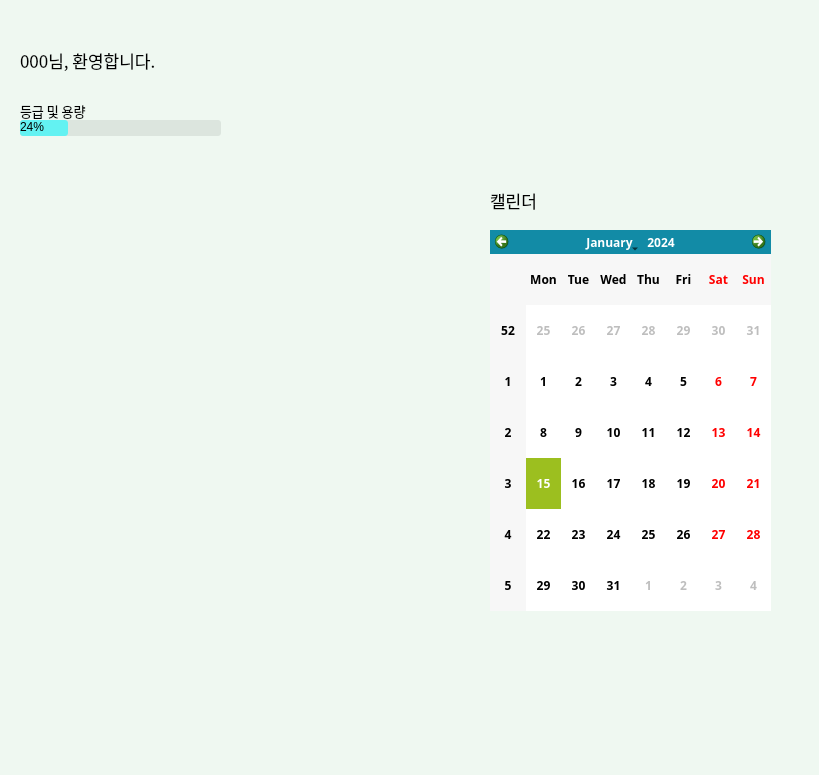
Above: YOUNG_CLOUD/client/ui/dialog/home_widget.ui from mycom0216/young-cloud before the change. Below: the same form after it.
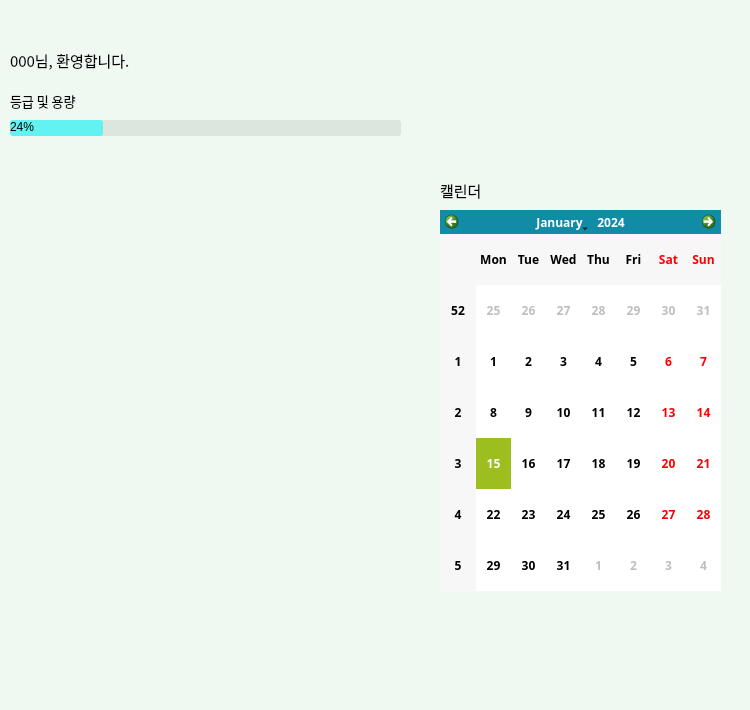
That is the form after the change. Icons and pictures are not drawn.

Commit message: 메인화면 홈위젯, 로그아웃구현

```diff
--- a/YOUNG_CLOUD/client/ui/dialog/home_widget.ui
+++ b/YOUNG_CLOUD/client/ui/dialog/home_widget.ui
@@ -6,8 +6,8 @@
    <rect>
     <x>0</x>
     <y>0</y>
-    <width>819</width>
-    <height>775</height>
+    <width>750</width>
+    <height>710</height>
    </rect>
   </property>
   <property name="windowTitle">
@@ -20,7 +20,7 @@
 
 /* 2. 캘린더 위젯(QCalendarWidget)은 스타일 상속을 받지 않도록 별도로 기본 배경색 지정 */
 QCalendarWidget {
-    background-color: #E1CB87;
+    background-color: #FFFFFF; 
 	border-radius: 3px;
 }
 
@@ -33,15 +33,12 @@
     selection-color: #FFFFFF;            /* 선택된 날짜의 글자색 (흰색) */
 }
 
-QCalendarWidget QWidget#qt_calendar_navigationbar QToolButton:hover {
-    background-color: rgba(255, 255, 255, 20%);
-    border-radius: 4px;
-}</string>
+</string>
   </property>
   <widget class="QLabel" name="label">
    <property name="geometry">
     <rect>
-     <x>20</x>
+     <x>10</x>
      <y>50</y>
      <width>141</width>
      <height>21</height>
@@ -50,7 +47,7 @@
    <property name="font">
     <font>
      <family>나눔스퀘어</family>
-     <pointsize>13</pointsize>
+     <pointsize>11</pointsize>
     </font>
    </property>
    <property name="text">
@@ -60,9 +57,9 @@
   <widget class="QProgressBar" name="progressBar">
    <property name="geometry">
     <rect>
-     <x>20</x>
+     <x>10</x>
      <y>120</y>
-     <width>201</width>
+     <width>391</width>
      <height>16</height>
     </rect>
    </property>
@@ -84,8 +81,8 @@
   <widget class="QLabel" name="label_bar_name">
    <property name="geometry">
     <rect>
-     <x>20</x>
-     <y>100</y>
+     <x>10</x>
+     <y>90</y>
      <width>141</width>
      <height>21</height>
     </rect>
@@ -103,8 +100,8 @@
   <widget class="QLabel" name="label_2">
    <property name="geometry">
     <rect>
-     <x>490</x>
-     <y>190</y>
+     <x>440</x>
+     <y>180</y>
      <width>141</width>
      <height>21</height>
     </rect>
@@ -112,7 +109,7 @@
    <property name="font">
     <font>
      <family>나눔스퀘어</family>
-     <pointsize>13</pointsize>
+     <pointsize>11</pointsize>
     </font>
    </property>
    <property name="text">
@@ -122,10 +119,10 @@
   <widget class="QLabel" name="label_3">
    <property name="geometry">
     <rect>
-     <x>20</x>
-     <y>190</y>
-     <width>231</width>
-     <height>111</height>
+     <x>10</x>
+     <y>210</y>
+     <width>210</width>
+     <height>100</height>
     </rect>
    </property>
    <property name="text">
@@ -141,10 +138,10 @@
   <widget class="QLabel" name="label_4">
    <property name="geometry">
     <rect>
-     <x>20</x>
+     <x>10</x>
      <y>320</y>
-     <width>221</width>
-     <height>291</height>
+     <width>210</width>
+     <height>271</height>
     </rect>
    </property>
    <property name="text">
@@ -160,8 +157,8 @@
   <widget class="QCalendarWidget" name="calendarWidget">
    <property name="geometry">
     <rect>
-     <x>490</x>
-     <y>230</y>
+     <x>440</x>
+     <y>210</y>
      <width>281</width>
      <height>381</height>
     </rect>
@@ -179,10 +176,10 @@
   <widget class="QLabel" name="label_5">
    <property name="geometry">
     <rect>
-     <x>260</x>
-     <y>190</y>
-     <width>201</width>
-     <height>111</height>
+     <x>232</x>
+     <y>210</y>
+     <width>185</width>
+     <height>101</height>
     </rect>
    </property>
    <property name="text">
@@ -198,10 +195,10 @@
   <widget class="QLabel" name="label_6">
    <property name="geometry">
     <rect>
-     <x>260</x>
+     <x>232</x>
      <y>320</y>
-     <width>201</width>
-     <height>291</height>
+     <width>185</width>
+     <height>271</height>
     </rect>
    </property>
    <property name="text">
```
The commit also changes 3 other files.
